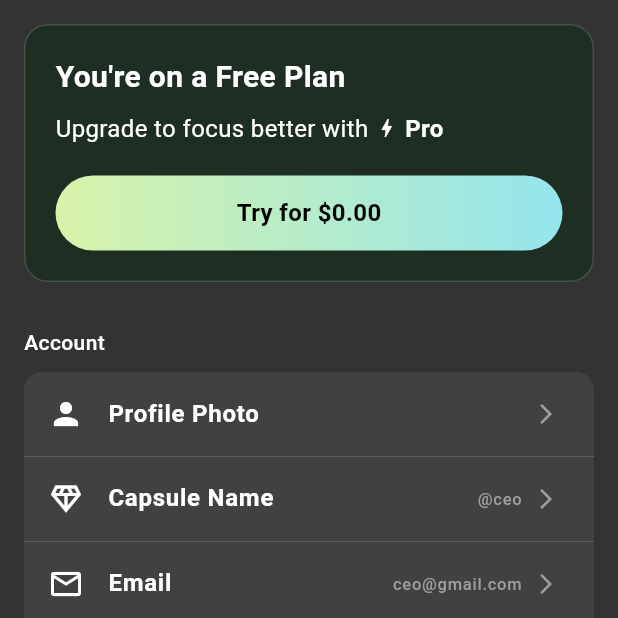
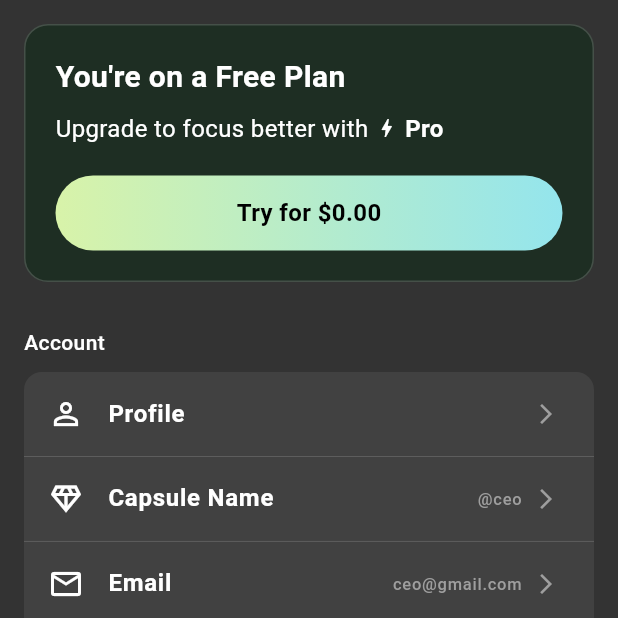
Before and after one commit to mattiavzzi/timecapsuleapp, a Flutter app: the ProfileSettingsPage screen opened directly, on a phone screen of 412 x 824 dp, the top half of it. Run offline on Flutter 3.47's test engine with Material 3 defaults, Android fonts, the phone set to English and light mode, and no system bars; missing offline and left inert: animated_toggle, flutter_inner_shadow.

Commit message:
commit funzionante

```diff
--- a/lib/profilesettings.dart
+++ b/lib/profilesettings.dart
@@ -101,9 +101,9 @@ class ProfileSettingsPage extends StatelessWidget {
                 child: Column(
                   children: [
                     ListTile(
-                      leading: const Icon(Icons.person, color: Colors.white),
+                      leading: const Icon(Icons.person_outline, color: Colors.white),
                       title: const Text(
-                        'Profile Photo',
+                        'Profile',
                         style: TextStyle(
                           color: Colors.white,
                           fontWeight: FontWeight.bold,
--- a/pubspec.yaml
+++ b/pubspec.yaml
@@ -24,5 +24,5 @@ flutter:
   assets:
     - lib/assets/
 
-assets:
-  - lib/iconprofilesettings/
+  assets:
+    - lib/iconprofilesettings/
```
